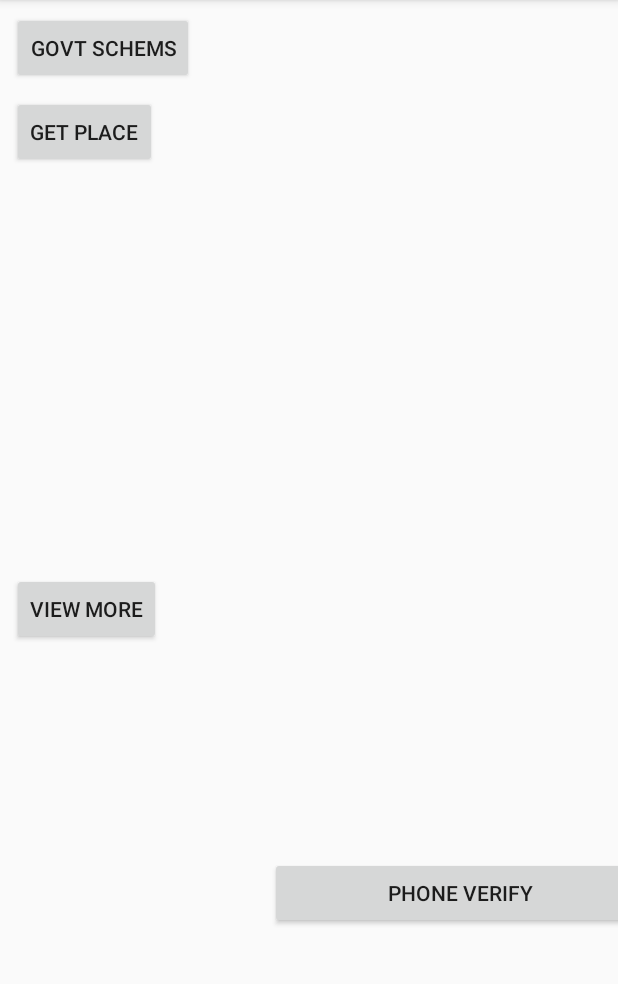
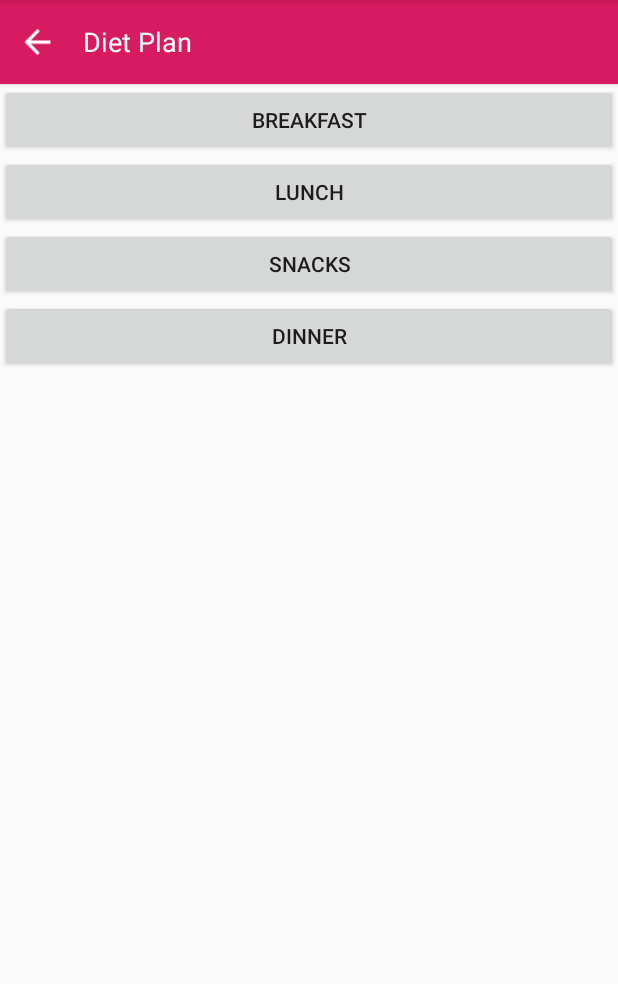
Before and after one commit to Lavanyagaur22/SIH19, an Android app: the screen it shows after launch (MainActivity before the commit, DietActivity after it), after a tap on "GOVT SCHEMS", on a phone screen of 412 x 824 dp, the part 84-1068 px from its top. Run offline under Robolectric (Android 15) with nearby library versions, the phone set to English and light mode, and no system bars; our stand-ins replace Firebase (no records; nobody signed in at launch, a user with empty details on screens opened directly).

Commit message:
Diet Done

```diff
--- a/app/src/main/AndroidManifest.xml
+++ b/app/src/main/AndroidManifest.xml
@@ -40,6 +40,7 @@
         <activity android:name=".WebViewActivity" />
         <activity android:name=".NGODetailActivity"/>
         <activity android:name=".PhoneVerifyActivity"/>
+        <activity android:name=".DietActivity"/>
 
     </application>
 
--- /dev/null
+++ b/app/src/main/java/com/codingblocks/sih19/DietActivity.java
@@ -0,0 +1,207 @@
+package com.codingblocks.sih19;
+
+import android.content.Intent;
+import android.os.Bundle;
+import android.support.annotation.NonNull;
+import android.support.annotation.Nullable;
+import android.support.v7.app.AppCompatActivity;
+import android.support.v7.widget.DefaultItemAnimator;
+import android.support.v7.widget.LinearLayoutManager;
+import android.support.v7.widget.RecyclerView;
+import android.util.Log;
+import android.view.View;
+import android.widget.Button;
+import android.widget.ImageView;
+import android.widget.LinearLayout;
+import android.widget.SearchView;
+import android.widget.TextView;
+
+import com.google.firebase.database.DataSnapshot;
+import com.google.firebase.database.DatabaseError;
+import com.google.firebase.database.DatabaseReference;
+import com.google.firebase.database.FirebaseDatabase;
+import com.google.firebase.database.ValueEventListener;
+
+public class DietActivity extends AppCompatActivity {
+
+    Button breakFastTV,lunchTV,snacksTV,dinnerTV;
+    LinearLayout breakLL,lunchLL,snacksLL,dinnerLL;
+    DatabaseReference databaseReference;
+    ImageView backbutton;
+    String age,child;
+    String year ,month,day,brekFast,lunch,snacks,dinner;
+    String[] b ,l,s,d;
+    int count;
+
+
+    @Override
+    protected void onCreate(@Nullable Bundle savedInstanceState) {
+        super.onCreate(savedInstanceState);
+        setContentView(R.layout.activity_diet);
+        breakFastTV = findViewById(R.id.breakFast);
+        lunchTV = findViewById(R.id.lunch);
+        snacksTV = findViewById(R.id.snacks);
+        dinnerTV= findViewById(R.id.dinner);
+
+        breakLL = findViewById(R.id.linerbreakfast);
+        lunchLL = findViewById(R.id.linearlunch);
+        snacksLL = findViewById(R.id.linearsnacks);
+        dinnerLL = findViewById(R.id.lineardinner);
+        backbutton = findViewById(R.id.backButton);
+
+        Intent intent = getIntent();
+        age = intent.getStringExtra("Age");
+        String [] agearray = age.split("\\$");
+        year = agearray[0];
+        month= agearray[1];
+        day=agearray[2];
+        Log.e("year" ,year+month+day);
+        if(Integer.parseInt(year)>=4)
+        {
+            child="4-6 Years";
+        }
+       else if(Integer.parseInt(year)==3)
+        {
+            child = "3 Years";
+        }
+       else if(Integer.parseInt(year)==2)
+        {
+            child="24 Months";
+        }
+      else if(Integer.parseInt(year)==1&&Integer.parseInt(month)>=9)
+        {
+            child="21 months";
+        }
+      else if(Integer.parseInt(year)==1&&Integer.parseInt(month)>=6)
+        {
+            child="18 Months";
+        }
+        else if(Integer.parseInt(year)==1&&Integer.parseInt(month)>=3)
+        {
+            child="15 Months";
+        }
+        else if(Integer.parseInt(year)==1)
+        {
+            child="12 Months";
+        }
+        else if(Integer.parseInt(year)==0&&Integer.parseInt(month)>=6)
+        {
+            child="6 Months";
+        }
+        else if(Integer.parseInt(year)==0&&Integer.parseInt(month)>=9)
+        {
+            child="9 Months";
+        }
+
+
+Log.e("child",child);
+        databaseReference = FirebaseDatabase.getInstance().getReference("CerebralPalsy/Diet/");
+
+        databaseReference.addValueEventListener(new ValueEventListener() {
+            @Override
+            public void onDataChange(@NonNull DataSnapshot dataSnapshot) {
+
+                for (DataSnapshot snapshot : dataSnapshot.getChildren()) {
+                    if(dataSnapshot.hasChild(child)) {
+                        brekFast = snapshot.child("Breakfast").getValue(String.class);
+                        lunch = snapshot.child("Lunch").getValue(String.class);
+                        snacks = snapshot.child("Snacks").getValue(String.class);
+                        dinner = snapshot.child("Dinner").getValue(String.class);
+                    }
+
+                }
+            }
+
+            @Override
+            public void onCancelled(@NonNull DatabaseError databaseError) {
+
+            }
+        });
+
+        breakFastTV.setOnClickListener(new View.OnClickListener() {
+            @Override
+            public void onClick(View v) {
+                   count=0;
+                b = brekFast.split("\\$");
+                final TextView[] myTextViews = new TextView[b.length];
+
+
+                for(String s : b) {
+                    final TextView rowTextView = new TextView(getBaseContext());
+                    rowTextView.setText("*  " + s);
+                    breakLL.addView(rowTextView);
+                    myTextViews[count] = rowTextView;
+                    count++;
+                }
+            }
+        });
+        lunchTV.setOnClickListener(new View.OnClickListener() {
+            @Override
+            public void onClick(View v) {
+                 count=0;
+                l = lunch.split("\\$");
+                final TextView[] myTextViews = new TextView[l.length];
+
+
+                for(String s : l) {
+                    final TextView rowTextView = new TextView(getBaseContext());
+                    rowTextView.setText("*  " + s);
+                    lunchLL.addView(rowTextView);
+                    myTextViews[count] = rowTextView;
+                    count++;
+                }
+            }
+        });
+        snacksTV.setOnClickListener(new View.OnClickListener() {
+            @Override
+            public void onClick(View v) {
+                        count=0;
+                s = snacks.split("\\$");
+                final TextView[] myTextViews = new TextView[s.length];
+
+
+                for(String s : s) {
+                    final TextView rowTextView = new TextView(getBaseContext());
+                    rowTextView.setText("*  " + s);
+                    snacksLL.addView(rowTextView);
+                    myTextViews[count] = rowTextView;
+                    count++;
+                }
+            }
+        });
+       dinnerTV.setOnClickListener(new View.OnClickListener() {
+            @Override
+            public void onClick(View v) {
+                        count=0;
+                d = dinner.split("\\$");
+                final TextView[] myTextViews = new TextView[d.length];
+
+
+                for(String s : d) {
+                    final TextView rowTextView = new TextView(getBaseContext());
+                    rowTextView.setText("*  " + s);
+                    dinnerLL.addView(rowTextView);
+                    myTextViews[count] = rowTextView;
+                    count++;
+                }
+            }
+        });
+
+
+        backbutton.setOnClickListener(new View.OnClickListener() {
+            @Override
+            public void onClick(View v) {
+                finish();
+            }
+        });
+    }
+
+    @Override
+    public void onBackPressed() {
+        super.onBackPressed();
+
+        finish();
+    }
+
+
+}
--- a/app/src/main/java/com/codingblocks/sih19/MainActivity.java
+++ b/app/src/main/java/com/codingblocks/sih19/MainActivity.java
@@ -196,7 +196,7 @@ public class MainActivity extends AppCompatActivity {
                 String currMonth = dateString.substring(3,5);
                 String currYear = dateString.substring(6,10);
                 String age =  AgeCalculater.findAge(Integer.parseInt(currDay),Integer.parseInt(currMonth),Integer.parseInt(currYear),12,1,2018);
-
+                Log.e("aggggg",age+"");
                 Intent intent = new Intent(MainActivity.this,DietActivity.class);
                 intent.putExtra("Age",age);
                 startActivity(intent);
```
